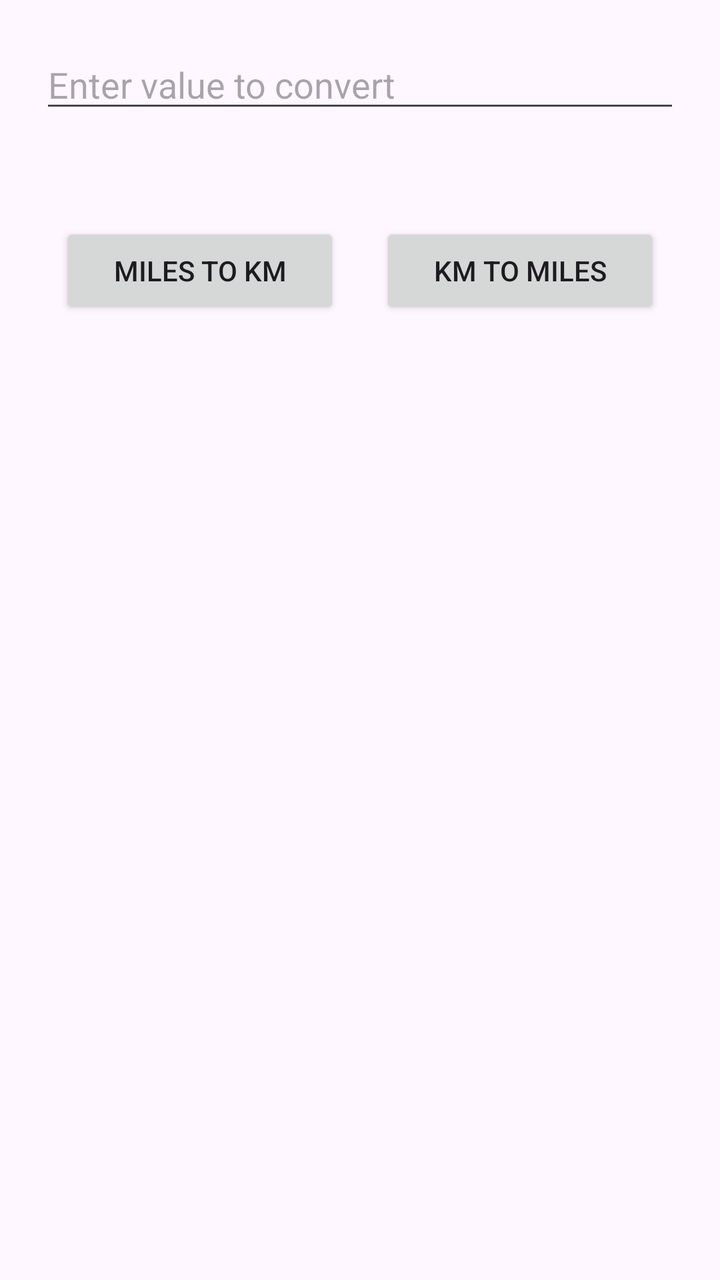
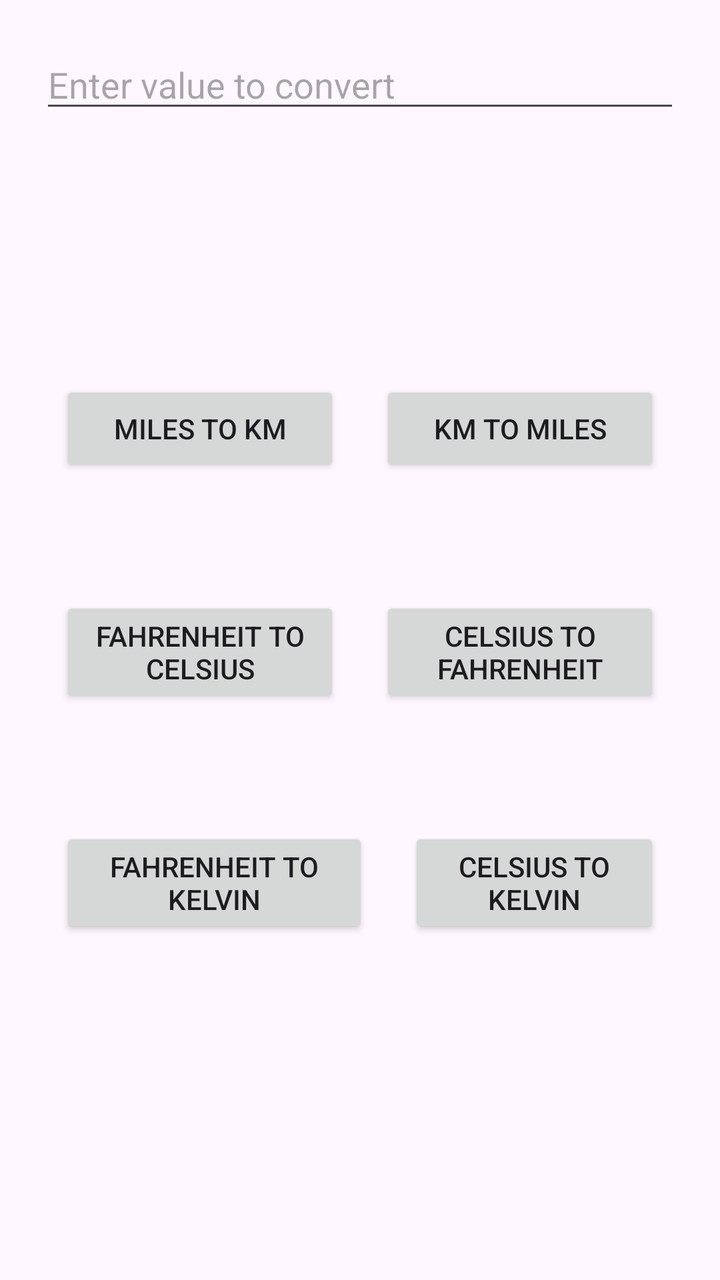

Compare the two renders of this Android layout. The source of the first and the diff that turns it into the second are given below.
<!-- AndroidManifest.xml: application theme Theme.MetricConversion -->
<!-- res/layout/activity_main.xml -->
<?xml version="1.0" encoding="utf-8"?>
<LinearLayout xmlns:android="http://schemas.android.com/apk/res/android"
    xmlns:tools="http://schemas.android.com/tools"
    android:id="@+id/main"
    android:layout_width="match_parent"
    android:layout_height="match_parent"
    android:orientation="vertical"
    tools:context=".MainActivity">

    <EditText
        android:id="@+id/et_val"
        android:layout_width="match_parent"
        android:layout_height="wrap_content"
        android:layout_margin="20dp"
        android:hint="Enter value to convert"
        />

    <LinearLayout
        android:layout_width="match_parent"
        android:layout_height="wrap_content"
        android:orientation="horizontal"
        android:layout_margin="20dp">

        <Button
            android:id="@+id/btn_mi_to_km"
            android:layout_width="0dp"
            android:layout_height="wrap_content"
            android:layout_weight="1"
            android:layout_margin="10dp"
            android:text="Miles to km"
            />

        <Button
            android:id="@+id/btn_km_to_mi"
            android:layout_width="0dp"
            android:layout_height="wrap_content"
            android:layout_weight="1"
            android:layout_margin="10dp"
            android:text="Km to miles"
            />
    </LinearLayout>
    
    <TextView
        android:id="@+id/tv_result"
        android:layout_width="wrap_content"
        android:layout_height="wrap_content"
        android:layout_margin="20dp"
        android:padding="10dp"
        />

</LinearLayout>
<!-- resources referenced by this layout -->
<resources>
  <style name="Theme.MetricConversion" parent="Base.Theme.MetricConversion" />
  <style name="Base.Theme.MetricConversion" parent="Theme.Material3.DayNight.NoActionBar">
          
          
      </style>
</resources>

<!-- the commit's change to res/layout/activity_main.xml (unified diff, before → after) -->
@@ -14,6 +14,13 @@
         android:layout_margin="20dp"
         android:hint="Enter value to convert"
         />
+
+    <TextView
+        android:id="@+id/tv_result"
+        android:layout_width="wrap_content"
+        android:layout_height="wrap_content"
+        android:layout_margin="20dp"
+        android:padding="10dp" />
 
     <LinearLayout
         android:layout_width="match_parent"
@@ -38,14 +45,61 @@
             android:layout_margin="10dp"
             android:text="Km to miles"
             />
+
     </LinearLayout>
-    
-    <TextView
-        android:id="@+id/tv_result"
-        android:layout_width="wrap_content"
+
+    <LinearLayout
+        android:layout_width="match_parent"
         android:layout_height="wrap_content"
-        android:layout_margin="20dp"
-        android:padding="10dp"
-        />
+        android:orientation="horizontal"
+        android:layout_margin="20dp">
+
+        <Button
+            android:id="@+id/btn_f_to_c"
+            android:layout_width="wrap_content"
+            android:layout_height="wrap_content"
+            android:layout_margin="10dp"
+            android:layout_weight="1"
+            android:text="Fahrenheit to Celsius"
+            />
+
+        <Button
+            android:id="@+id/btn_c_to_f"
+            android:layout_width="wrap_content"
+            android:layout_height="wrap_content"
+            android:layout_weight="1"
+            android:layout_margin="10dp"
+            android:text="Celsius to Fahrenheit"
+            />
+    </LinearLayout>
+
+    <LinearLayout
+        android:layout_width="match_parent"
+        android:layout_height="wrap_content"
+        android:orientation="horizontal"
+        android:layout_margin="20dp">
+
+        <Button
+            android:id="@+id/btn_f_to_k"
+            android:layout_width="wrap_content"
+            android:layout_height="wrap_content"
+            android:layout_margin="10dp"
+            android:layout_weight="1"
+            android:text="Fahrenheit to Kelvin"
+            />
+
+        <Button
+            android:id="@+id/btn_c_to_k"
+            android:layout_width="wrap_content"
+            android:layout_height="wrap_content"
+            android:layout_margin="10dp"
+            android:layout_weight="1"
+            android:text="Celsius to Kelvin"
+            />
+    </LinearLayout>
+
+
+
+
 
 </LinearLayout>
